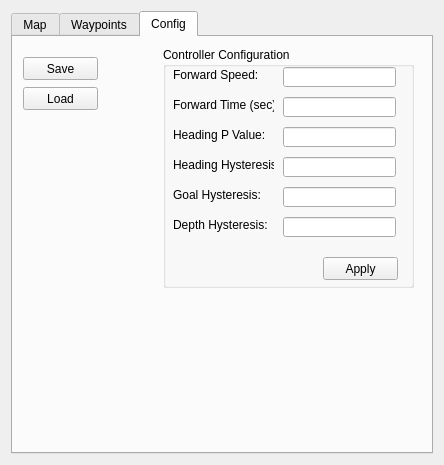
The window that Hanse/Module_Navigation/form_navigation.ui (iti-luebeck/HANSE2011) describes before a commit, drawn with Qt 5.
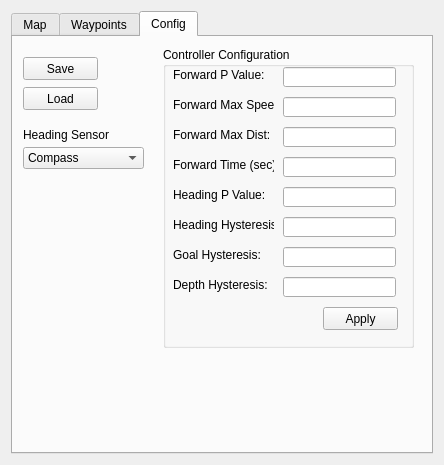
The same window after the commit. The open tabs and pages were chosen to show the change. Custom widgets are drawn as their Qt base class.

```diff
--- a/Hanse/Module_Navigation/form_navigation.ui
+++ b/Hanse/Module_Navigation/form_navigation.ui
@@ -135,7 +135,7 @@
          <x>150</x>
          <y>10</y>
          <width>251</width>
-         <height>241</height>
+         <height>301</height>
         </rect>
        </property>
        <property name="title">
@@ -145,7 +145,7 @@
         <property name="geometry">
          <rect>
           <x>160</x>
-          <y>210</y>
+          <y>260</y>
           <width>75</width>
           <height>23</height>
          </rect>
@@ -158,7 +158,7 @@
         <property name="geometry">
          <rect>
           <x>120</x>
-          <y>170</y>
+          <y>230</y>
           <width>113</width>
           <height>20</height>
          </rect>
@@ -168,7 +168,7 @@
         <property name="geometry">
          <rect>
           <x>120</x>
-          <y>80</y>
+          <y>140</y>
           <width>113</width>
           <height>20</height>
          </rect>
@@ -178,7 +178,7 @@
         <property name="geometry">
          <rect>
           <x>10</x>
-          <y>50</y>
+          <y>110</y>
           <width>101</width>
           <height>16</height>
          </rect>
@@ -191,7 +191,7 @@
         <property name="geometry">
          <rect>
           <x>120</x>
-          <y>110</y>
+          <y>170</y>
           <width>113</width>
           <height>20</height>
          </rect>
@@ -201,7 +201,7 @@
         <property name="geometry">
          <rect>
           <x>10</x>
-          <y>80</y>
+          <y>140</y>
           <width>101</width>
           <height>16</height>
          </rect>
@@ -214,7 +214,7 @@
         <property name="geometry">
          <rect>
           <x>120</x>
-          <y>50</y>
+          <y>110</y>
           <width>113</width>
           <height>20</height>
          </rect>
@@ -224,7 +224,7 @@
         <property name="geometry">
          <rect>
           <x>10</x>
-          <y>140</y>
+          <y>200</y>
           <width>101</width>
           <height>16</height>
          </rect>
@@ -237,7 +237,7 @@
         <property name="geometry">
          <rect>
           <x>120</x>
-          <y>140</y>
+          <y>200</y>
           <width>113</width>
           <height>20</height>
          </rect>
@@ -247,7 +247,7 @@
         <property name="geometry">
          <rect>
           <x>10</x>
-          <y>170</y>
+          <y>230</y>
           <width>101</width>
           <height>16</height>
          </rect>
@@ -266,7 +266,7 @@
          </rect>
         </property>
         <property name="text">
-         <string>Forward Speed:</string>
+         <string>Forward P Value:</string>
         </property>
        </widget>
        <widget class="QLineEdit" name="forwardSpeedEdit">
@@ -283,7 +283,7 @@
         <property name="geometry">
          <rect>
           <x>10</x>
-          <y>110</y>
+          <y>170</y>
           <width>101</width>
           <height>16</height>
          </rect>
@@ -292,6 +292,93 @@
          <string>Heading Hysteresis:</string>
         </property>
        </widget>
+       <widget class="QLabel" name="label_8">
+        <property name="geometry">
+         <rect>
+          <x>10</x>
+          <y>80</y>
+          <width>101</width>
+          <height>16</height>
+         </rect>
+        </property>
+        <property name="text">
+         <string>Forward Max Dist:</string>
+        </property>
+       </widget>
+       <widget class="QLineEdit" name="forwardMaxDistEdit">
+        <property name="geometry">
+         <rect>
+          <x>120</x>
+          <y>80</y>
+          <width>113</width>
+          <height>20</height>
+         </rect>
+        </property>
+       </widget>
+       <widget class="QLabel" name="label_9">
+        <property name="geometry">
+         <rect>
+          <x>10</x>
+          <y>50</y>
+          <width>101</width>
+          <height>16</height>
+         </rect>
+        </property>
+        <property name="text">
+         <string>Forward Max Speed:</string>
+        </property>
+       </widget>
+       <widget class="QLineEdit" name="forwardMaxSpeedEdit">
+        <property name="geometry">
+         <rect>
+          <x>120</x>
+          <y>50</y>
+          <width>113</width>
+          <height>20</height>
+         </rect>
+        </property>
+        <property name="text">
+         <string/>
+        </property>
+       </widget>
+      </widget>
+      <widget class="QComboBox" name="headingBox">
+       <property name="geometry">
+        <rect>
+         <x>10</x>
+         <y>110</y>
+         <width>121</width>
+         <height>22</height>
+        </rect>
+       </property>
+       <item>
+        <property name="text">
+         <string>Compass</string>
+        </property>
+       </item>
+       <item>
+        <property name="text">
+         <string>Visual SLAM</string>
+        </property>
+       </item>
+       <item>
+        <property name="text">
+         <string>Sonar</string>
+        </property>
+       </item>
+      </widget>
+      <widget class="QLabel" name="label_7">
+       <property name="geometry">
+        <rect>
+         <x>10</x>
+         <y>90</y>
+         <width>121</width>
+         <height>16</height>
+        </rect>
+       </property>
+       <property name="text">
+        <string>Heading Sensor</string>
+       </property>
       </widget>
      </widget>
     </widget>
```
Left out of the diff: 2 changed lines with no effect on the pictures.
